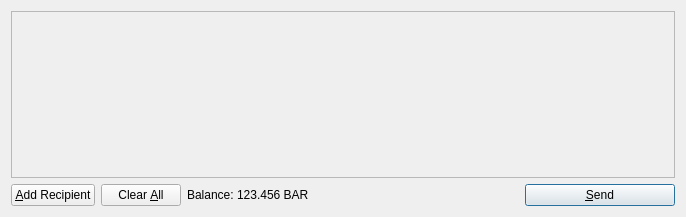
First picture: the form in src/qt/forms/sendcoinsdialog.ui, repository nullifycoin/nullifycoin, before the edit.
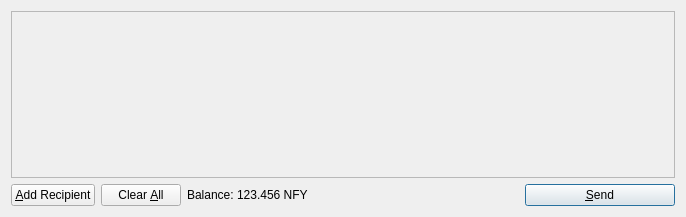
Second picture: the form after the edit. Icons and pictures are not drawn.

Patch:
```diff
--- a/src/qt/forms/sendcoinsdialog.ui
+++ b/src/qt/forms/sendcoinsdialog.ui
@@ -119,7 +119,7 @@
           <cursorShape>IBeamCursor</cursorShape>
          </property>
          <property name="text">
-          <string>123.456 BAR</string>
+          <string>123.456 NFY</string>
          </property>
          <property name="textInteractionFlags">
           <set>Qt::LinksAccessibleByMouse|Qt::TextSelectableByKeyboard|Qt::TextSelectableByMouse</set>
```
